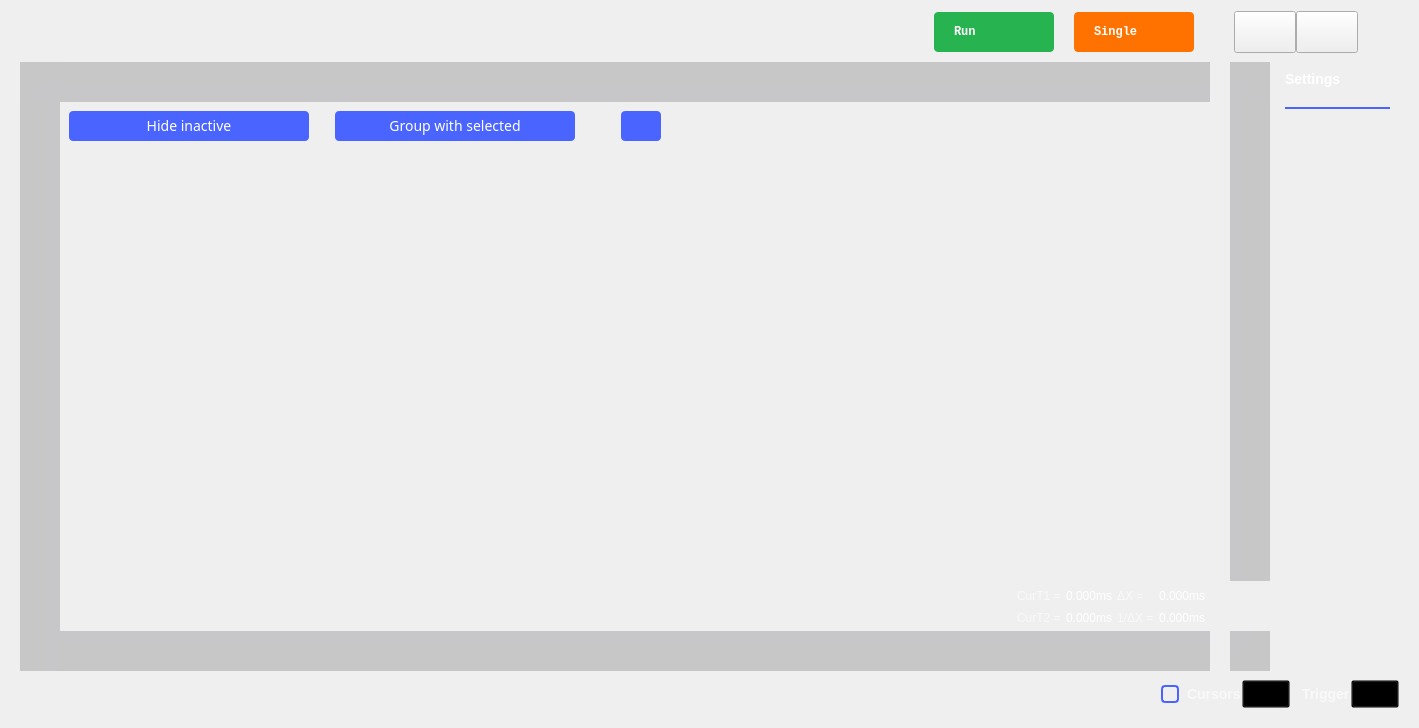
First picture: the form in ui/logic_analyzer.ui, repository analogdevicesinc/scopy, before the edit.
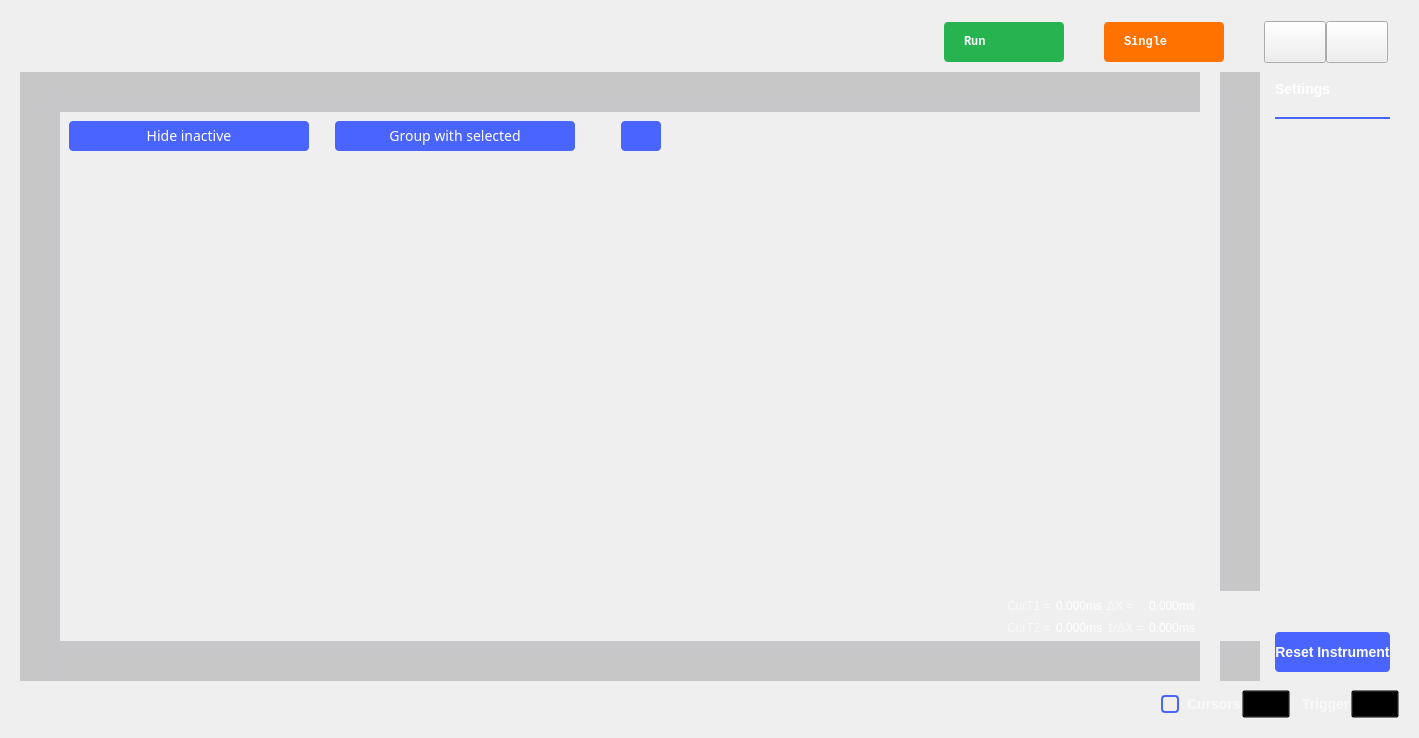
Second picture: the form after the edit. The open tabs and pages were chosen to show the change. Icons and pictures are not drawn. Custom widgets are drawn as their Qt base class.

Commit message: Logic Analyzer: Some UI changes.

```diff
--- a/ui/logic_analyzer.ui
+++ b/ui/logic_analyzer.ui
@@ -7,7 +7,7 @@
     <x>0</x>
     <y>0</y>
     <width>1419</width>
-    <height>728</height>
+    <height>738</height>
    </rect>
   </property>
   <property name="sizePolicy">
@@ -53,10 +53,26 @@
 }
 </string>
   </property>
-  <layout class="QVBoxLayout" name="verticalLayout" stretch="0,0,0">
+  <layout class="QVBoxLayout" name="verticalLayout" stretch="0,0,0,0">
    <property name="spacing">
     <number>0</number>
    </property>
+   <item>
+    <spacer name="verticalSpacer_13">
+     <property name="orientation">
+      <enum>Qt::Vertical</enum>
+     </property>
+     <property name="sizeType">
+      <enum>QSizePolicy::Fixed</enum>
+     </property>
+     <property name="sizeHint" stdset="0">
+      <size>
+       <width>20</width>
+       <height>10</height>
+      </size>
+     </property>
+    </spacer>
+   </item>
    <item>
     <widget class="QWidget" name="toolbarWidget" native="true">
      <property name="sizePolicy">
@@ -93,22 +109,6 @@
       <property name="spacing">
        <number>0</number>
       </property>
-      <item row="0" column="10">
-       <spacer name="horizontalSpacer_9">
-        <property name="orientation">
-         <enum>Qt::Horizontal</enum>
-        </property>
-        <property name="sizeType">
-         <enum>QSizePolicy::Fixed</enum>
-        </property>
-        <property name="sizeHint" stdset="0">
-         <size>
-          <width>30</width>
-          <height>20</height>
-         </size>
-        </property>
-       </spacer>
-      </item>
       <item row="0" column="0">
        <spacer name="horizontalSpacer_3">
         <property name="orientation">
@@ -386,7 +386,7 @@
         </property>
         <property name="sizeHint" stdset="0">
          <size>
-          <width>20</width>
+          <width>40</width>
           <height>0</height>
          </size>
         </property>
@@ -1659,7 +1659,7 @@
         </property>
         <property name="maximumSize">
          <size>
-          <width>250</width>
+          <width>16777215</width>
           <height>16777215</height>
          </size>
         </property>
@@ -1688,7 +1688,7 @@
          <item>
           <widget class="QStackedWidget" name="stackedWidget">
            <property name="currentIndex">
-            <number>0</number>
+            <number>2</number>
            </property>
            <widget class="QWidget" name="cursorSettings">
             <layout class="QVBoxLayout" name="verticalLayout_4">
@@ -1836,6 +1836,23 @@
             </layout>
            </widget>
            <widget class="QWidget" name="generalSettings">
+            <property name="styleSheet">
+             <string notr="true">
+QLabel
+{
+width: 68.2px;
+height: 16.46px;
+font-family: Arial;
+font-size: 14px;
+line-height: 16px;
+color: rgba(255,255,255,150);
+}
+
+QLabel:disabled
+{
+  color: rgb(85, 85, 85);
+}</string>
+            </property>
             <layout class="QVBoxLayout" name="generalSettingsLayout">
              <property name="spacing">
               <number>0</number>
@@ -1936,6 +1953,24 @@
                </property>
               </spacer>
              </item>
+             <item>
+              <widget class="QPushButton" name="btnResetInstrument">
+               <property name="styleSheet">
+                <string notr="true">height:40px;
+background-color: #4A64FF;
+border-radius: 4px;
+
+font-family: Arial;
+font-size: 14px;
+font-weight: bold;
+line-height: 16px;
+color: #FFFFFF;</string>
+               </property>
+               <property name="text">
+                <string>Reset Instrument</string>
+               </property>
+              </widget>
+             </item>
             </layout>
            </widget>
            <widget class="QWidget" name="colorSettings">
```
The commit also changes 3 other files.
